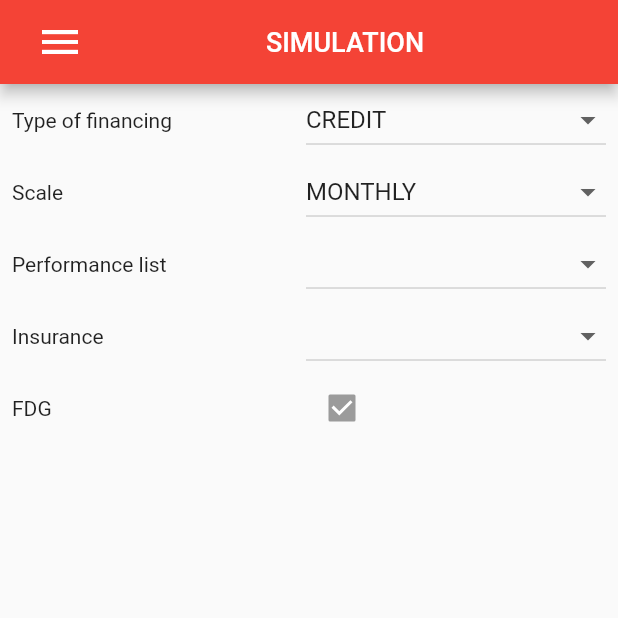
After one commit to bloodrush/projectZ, a Flutter app: the SimulationPage screen opened directly, on a phone screen of 412 x 824 dp, the top half of it. The commit adds this screen. Run offline on Flutter 3.47's test engine with Material 2 defaults, Android fonts, the phone set to English and light mode, and no system bars; our stand-ins replace font_awesome_flutter; missing offline and left inert: flutter_graphql.

Commit message:
Added simulation page

```diff
--- a/lib/screens/dashboard.dart
+++ b/lib/screens/dashboard.dart
@@ -3,7 +3,6 @@ import 'package:flutter/material.dart';
 class Dashboard extends StatelessWidget {
   @override
   Widget build(BuildContext context) {
-    // TODO: implement build
     return Scaffold(
       appBar: AppBar(
           centerTitle: true,
--- a/lib/screens/login.dart
+++ b/lib/screens/login.dart
@@ -1,6 +1,7 @@
 import 'package:flutter/material.dart';
 import 'package:flutter_graphql/flutter_graphql.dart';
 import 'dashboard.dart';
+import 'simulation.dart';
 import 'package:font_awesome_flutter/font_awesome_flutter.dart';
 
 const LOGIN_MUTATION = '''
@@ -153,16 +154,26 @@ class _LoginState extends State<Login> {
                                     ),
                                   )),
                             ),
-//                            RaisedButton(
-//                              onPressed: () {
-//                                Navigator.push(
-//                                  context,
-//                                  MaterialPageRoute(
-//                                      builder: (context) => Dashboard()),
-//                                );
-//                              },
-//                              child: Text('Go forward'),
-//                            )
+                            RaisedButton(
+                              onPressed: () {
+                                Navigator.push(
+                                  context,
+                                  MaterialPageRoute(
+                                      builder: (context) => Dashboard()),
+                                );
+                              },
+                              child: Text('Go forward'),
+                            ),
+                            RaisedButton(
+                              onPressed: () {
+                                Navigator.push(
+                                  context,
+                                  MaterialPageRoute(
+                                      builder: (context) => SimulationPage()),
+                                );
+                              },
+                              child: Text('Go to simulation'),
+                            )
                           ],
                         ),
                       ));
--- /dev/null
+++ b/lib/screens/simulation.dart
@@ -0,0 +1,170 @@
+import 'package:flutter/material.dart';
+
+String typeValue = 'CREDIT';
+String baremeValue = 'MONTHLY';
+String performanceValue = '';
+String insuranceValue = '';
+
+class SimulationPage extends StatefulWidget {
+  @override
+  State<StatefulWidget> createState() => _SimulationPageState();
+}
+
+class _SimulationPageState extends State<SimulationPage> {
+  @override
+  Widget build(BuildContext context) {
+    return Scaffold(
+      appBar: AppBar(
+        automaticallyImplyLeading: false,
+        title: Row(
+          mainAxisAlignment: MainAxisAlignment.spaceBetween,
+          children: <Widget>[
+            IconButton(
+              icon: Icon(Icons.menu),
+              onPressed: (() => null),
+              color: Colors.white,
+              alignment: Alignment.centerLeft,
+              iconSize: 32.0,
+            ),
+            Text('SIMULATION', style: TextStyle(fontSize: 18.0)),
+            Text(
+              '',
+              style: TextStyle(fontSize: 18.0),
+            )
+          ],
+        ),
+      ),
+      body:
+          Container(
+            padding: EdgeInsets.symmetric(horizontal: 8.0),
+            child: Column(
+              children: <Widget>[
+                Row(
+                  mainAxisAlignment: MainAxisAlignment.spaceBetween,
+                  children: <Widget>[
+                    Text('Type of financing'),
+                    Container(
+                        width: 200.0,
+                        child:
+                    DropdownButton<String>(
+                      isExpanded: true,
+                      value: typeValue,
+                      onChanged: (String newValue) {
+                        setState(() {
+                          typeValue = newValue;
+                        });
+                      },
+                      items: <String>[
+                        'CREDIT',
+                        'CREDIT BAIL ',
+                        'LOA',
+                        'LLD',
+                        'RESERVES OXYGEN'
+                      ].map<DropdownMenuItem<String>>((String value) {
+                        return DropdownMenuItem<String>(
+                          value: value,
+                          child: Text(value),
+                        );
+                      }).toList(),
+                    )),
+                  ],
+                ),
+                Row(
+                  mainAxisAlignment: MainAxisAlignment.spaceBetween,
+                  children: <Widget>[
+                    Text('Scale'),
+                    Container(
+                        width: 200.0,
+                        child:
+                        DropdownButton<String>(
+                          isExpanded: true,
+                          value: baremeValue,
+                          onChanged: (String newValue) {
+                            setState(() {
+                              baremeValue = newValue;
+                            });
+                          },
+                          items: <String>[
+                            'MONTHLY',
+                            'TRIMONTHLY',
+                          ].map<DropdownMenuItem<String>>((String value) {
+                            return DropdownMenuItem<String>(
+                              value: value,
+                              child: Text(value),
+                            );
+                          }).toList(),
+                        )),
+                  ],
+                ),
+                Row(
+                  mainAxisAlignment: MainAxisAlignment.spaceBetween,
+                  children: <Widget>[
+                    Text('Performance list'),
+                    Container(
+                        width: 200.0,
+                        child:
+                        DropdownButton<String>(
+                          isExpanded: true,
+                          value: performanceValue,
+                          onChanged: (String newValue) {
+                            setState(() {
+                              performanceValue = newValue;
+                            });
+                          },
+                          items: <String>[
+                            '',
+                            'MAINTENANCE',
+                          ].map<DropdownMenuItem<String>>((String value) {
+                            return DropdownMenuItem<String>(
+                              value: value,
+                              child: Text(value),
+                            );
+                          }).toList(),
+                        )),
+                  ],
+                ),
+                Row(
+                  mainAxisAlignment: MainAxisAlignment.spaceBetween,
+                  children: <Widget>[
+                    Text('Insurance'),
+                    Container(
+                        width: 200.0,
+                        child:
+                        DropdownButton<String>(
+                          isExpanded: true,
+                          value: insuranceValue,
+                          onChanged: (String newValue) {
+                            setState(() {
+                              insuranceValue = newValue;
+                            });
+                          },
+                          items: <String>[
+                            '',
+                            'DAMAGE INSURANCE'
+                          ].map<DropdownMenuItem<String>>((String value) {
+                            return DropdownMenuItem<String>(
+                              value: value,
+                              child: Text(value),
+                            );
+                          }).toList(),
+                        )),
+                  ],
+                ),
+                Row(
+                  mainAxisAlignment: MainAxisAlignment.spaceBetween,
+                  children: <Widget>[
+                    Text('FDG'),
+                    Container(
+                      alignment: Alignment.centerLeft,
+                        width: 200.0,
+                        child:
+                        Checkbox(value: true, onChanged: null),
+                    )
+                  ],
+                ),
+              ],
+            ),
+      ),
+    );
+  }
+}
```
